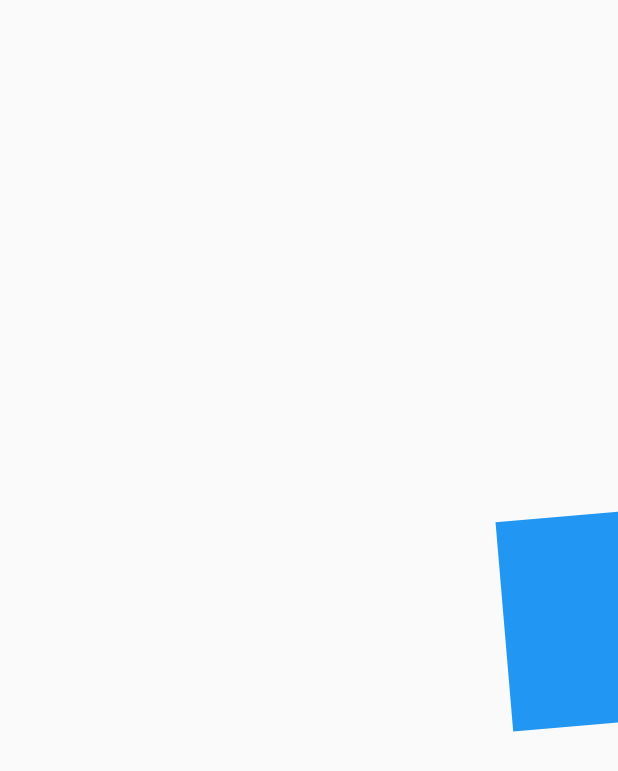
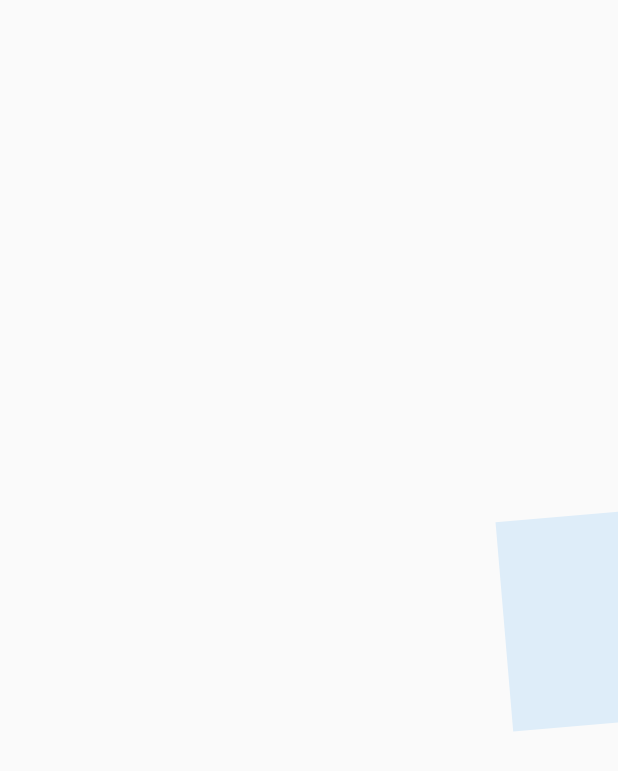
Before and after one commit to JhonZuluaga007/custom-animations, a Flutter app: the screen it shows after launch, on a phone screen of 412 x 824 dp. Shown: the top 771 px of the screen. Run offline on Flutter 3.47's test engine with Material 2 defaults, Android fonts, the phone set to English and light mode, and no system bars.

```diff
--- a/lib/src/pages/animations_page.dart
+++ b/lib/src/pages/animations_page.dart
@@ -27,7 +27,10 @@ class _SquareAnimationState extends State<SquareAnimation>
     with SingleTickerProviderStateMixin {
   late AnimationController animationController;
   late Animation<double> rotation;
+
   late Animation<double> opacity;
+  late Animation<double> opacityOut;
+
   late Animation<double> moveRight;
   late Animation<double> enlarge;
 
@@ -41,6 +44,10 @@ class _SquareAnimationState extends State<SquareAnimation>
     opacity = Tween(begin: 0.1, end: 1.0).animate(CurvedAnimation(
         parent: animationController,
         curve: const Interval(0.0, 0.25, curve: Curves.easeInOut)));
+
+    opacityOut = Tween(begin: 0.0, end: 1.0).animate(CurvedAnimation(
+        parent: animationController,
+        curve: const Interval(0.75, 1.0, curve: Curves.easeInOut)));
 
     moveRight = Tween(begin: 0.0, end: 200.0).animate(CurvedAnimation(
         parent: animationController,
@@ -75,7 +82,7 @@ class _SquareAnimationState extends State<SquareAnimation>
           child: Transform.rotate(
               angle: rotation.value,
               child: Opacity(
-                opacity: opacity.value,
+                opacity: opacity.value - opacityOut.value,
                 child: Transform.scale(
                     scale: enlarge.value, child: childRectangulo),
               )),
```
